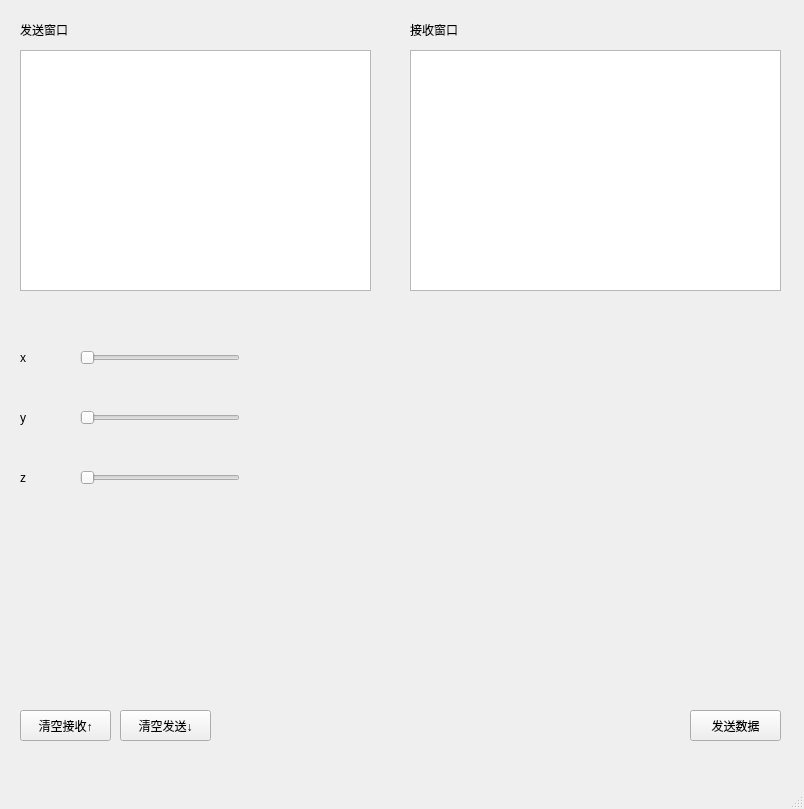
Joy-Zhe/3DAudiowithFPGA, file PCIeTrans/pcie_memory_rw/pcie_memory_rw.ui: the form before one commit.
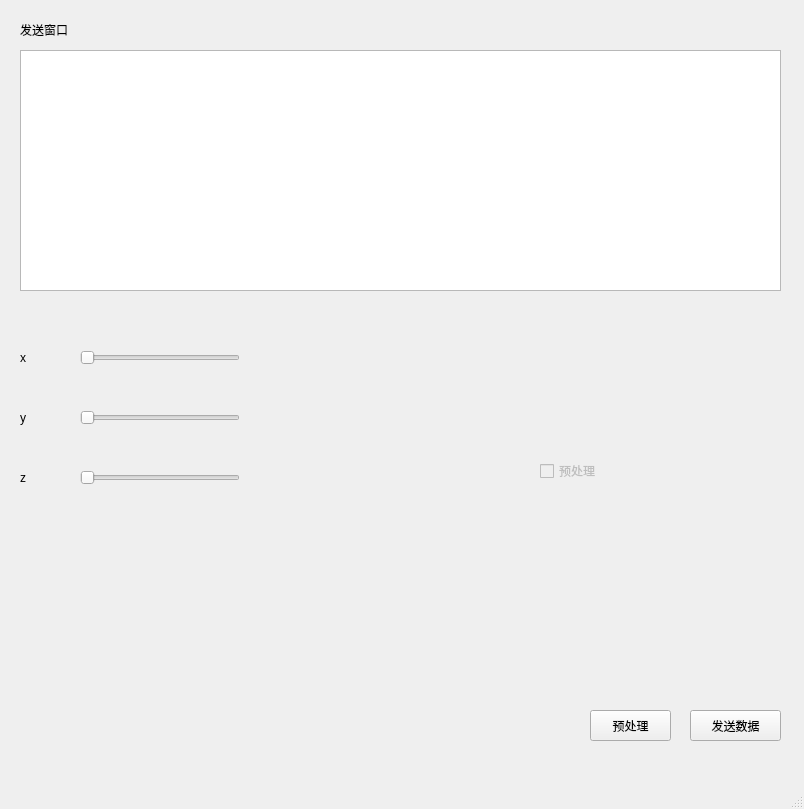
The form after the commit.

Diff of the .ui file:
```diff
--- a/PCIeTrans/pcie_memory_rw/pcie_memory_rw.ui
+++ b/PCIeTrans/pcie_memory_rw/pcie_memory_rw.ui
@@ -14,19 +14,6 @@
    <string>MainWindow</string>
   </property>
   <widget class="QWidget" name="centralwidget">
-   <widget class="QLabel" name="label">
-    <property name="geometry">
-     <rect>
-      <x>410</x>
-      <y>20</y>
-      <width>61</width>
-      <height>20</height>
-     </rect>
-    </property>
-    <property name="text">
-     <string>接收窗口</string>
-    </property>
-   </widget>
    <widget class="QLabel" name="label_2">
     <property name="geometry">
      <rect>
@@ -40,19 +27,6 @@
      <string>发送窗口</string>
     </property>
    </widget>
-   <widget class="QPushButton" name="btnClrRcv">
-    <property name="geometry">
-     <rect>
-      <x>20</x>
-      <y>710</y>
-      <width>91</width>
-      <height>31</height>
-     </rect>
-    </property>
-    <property name="text">
-     <string>清空接收↑</string>
-    </property>
-   </widget>
    <widget class="QPushButton" name="btnSnd">
     <property name="geometry">
      <rect>
@@ -66,28 +40,12 @@
      <string>发送数据</string>
     </property>
    </widget>
-   <widget class="QTextBrowser" name="txtBro">
-    <property name="geometry">
-     <rect>
-      <x>410</x>
-      <y>50</y>
-      <width>371</width>
-      <height>241</height>
-     </rect>
-    </property>
-    <property name="font">
-     <font>
-      <family>微软雅黑</family>
-      <pointsize>12</pointsize>
-     </font>
-    </property>
-   </widget>
    <widget class="QPlainTextEdit" name="txtEdit">
     <property name="geometry">
      <rect>
       <x>20</x>
       <y>50</y>
-      <width>351</width>
+      <width>761</width>
       <height>241</height>
      </rect>
     </property>
@@ -98,19 +56,6 @@
      </font>
     </property>
    </widget>
-   <widget class="QPushButton" name="btnClrSnd">
-    <property name="geometry">
-     <rect>
-      <x>120</x>
-      <y>710</y>
-      <width>91</width>
-      <height>31</height>
-     </rect>
-    </property>
-    <property name="text">
-     <string>清空发送↓</string>
-    </property>
-   </widget>
    <widget class="QSlider" name="xSlider">
     <property name="geometry">
      <rect>
@@ -189,6 +134,35 @@
      <string>z</string>
     </property>
    </widget>
+   <widget class="QPushButton" name="wavProcessButton">
+    <property name="geometry">
+     <rect>
+      <x>590</x>
+      <y>710</y>
+      <width>81</width>
+      <height>31</height>
+     </rect>
+    </property>
+    <property name="text">
+     <string>预处理</string>
+    </property>
+   </widget>
+   <widget class="QCheckBox" name="proBox">
+    <property name="enabled">
+     <bool>false</bool>
+    </property>
+    <property name="geometry">
+     <rect>
+      <x>540</x>
+      <y>460</y>
+      <width>81</width>
+      <height>22</height>
+     </rect>
+    </property>
+    <property name="text">
+     <string>预处理</string>
+    </property>
+   </widget>
   </widget>
   <widget class="QMenuBar" name="menubar">
    <property name="geometry">
```
Left out of the diff: 35 changed lines with no effect on the pictures.
